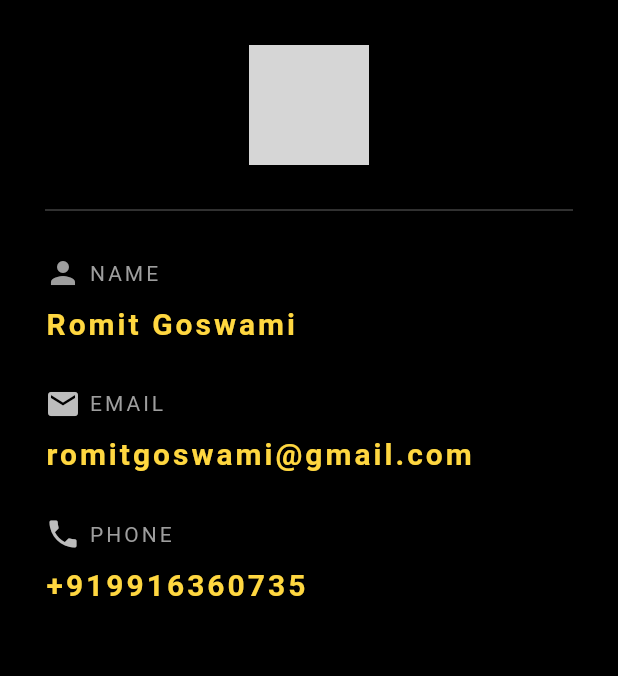
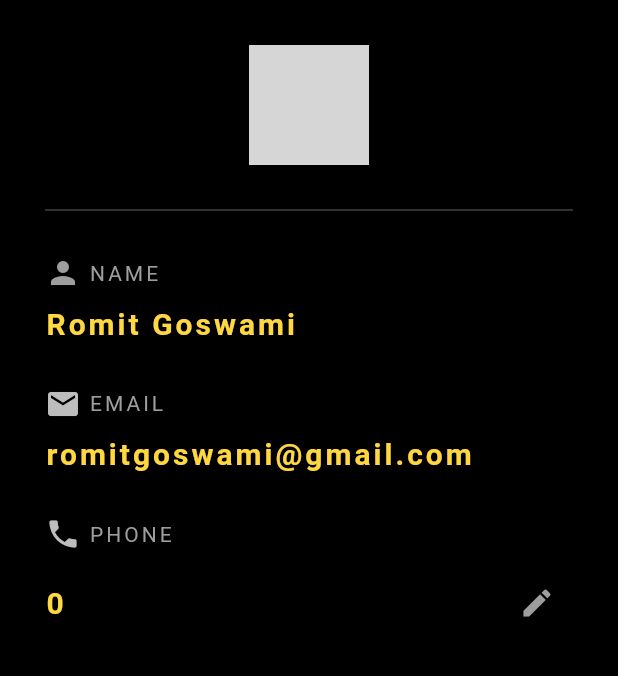
Before and after one commit to RomitRadical/portfolio-flutter, a Flutter app: the screen it shows after launch, on a phone screen of 412 x 824 dp, the part 84-760 px from its top. Run offline on Flutter 3.47's test engine with Material 2 defaults, Android fonts, the phone set to English and light mode, and no system bars; grey boxes are pictures that could not be loaded.

```diff
--- a/lib/main.dart
+++ b/lib/main.dart
@@ -4,7 +4,14 @@ void main() => runApp(MaterialApp(
       home: Porfolio(),
     ));
 
-class Porfolio extends StatelessWidget {
+class Porfolio extends StatefulWidget {
+  @override
+  _PorfolioState createState() => _PorfolioState();
+}
+
+class _PorfolioState extends State<Porfolio> {
+  int phone = 0;
+
   @override
   Widget build(BuildContext context) {
     return Scaffold(
@@ -93,27 +100,31 @@ class Porfolio extends StatelessWidget {
                   ],
                 ),
                 SizedBox(height: 10),
+                Row(
+                  mainAxisAlignment: MainAxisAlignment.spaceBetween,
+                  children: <Widget>[
                     Text(
-                  '+919916360735',
+                      '$phone',
                       style: TextStyle(
                           color: Colors.amberAccent[200],
                           letterSpacing: 2,
                           fontSize: 20,
                           fontWeight: FontWeight.bold),
                     ),
+                    IconButton(
+                      onPressed: () {
+                        setState(() {
+                          phone++;
+                        });
+                      },
+                      icon: Icon(
+                        Icons.edit,
+                        color: Colors.grey,
+                      ),
+                    )
+                  ],
+                )
               ],
             )));
   }
 }
-
-class Test extends StatefulWidget {
-  @override
-  _TestState createState() => _TestState();
-}
-
-class _TestState extends State<Test> {
-  @override
-  Widget build(BuildContext context) {
-    return Container();
-  }
-}
```
Lines whose indentation alone changed are shown as unchanged.
